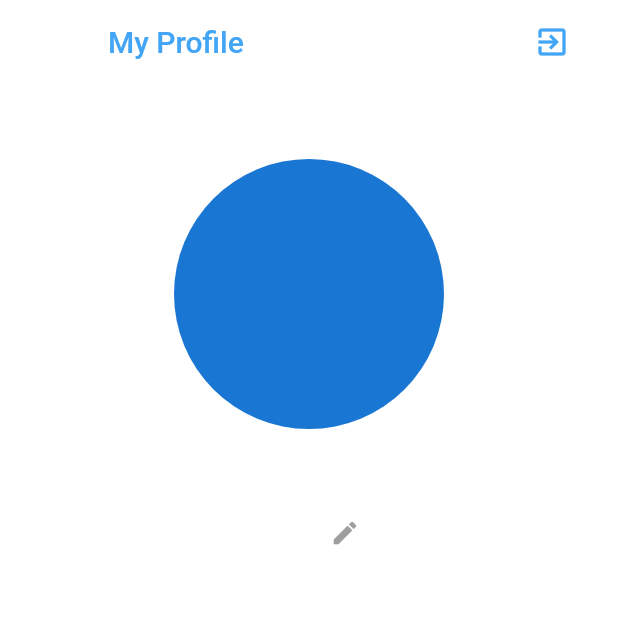
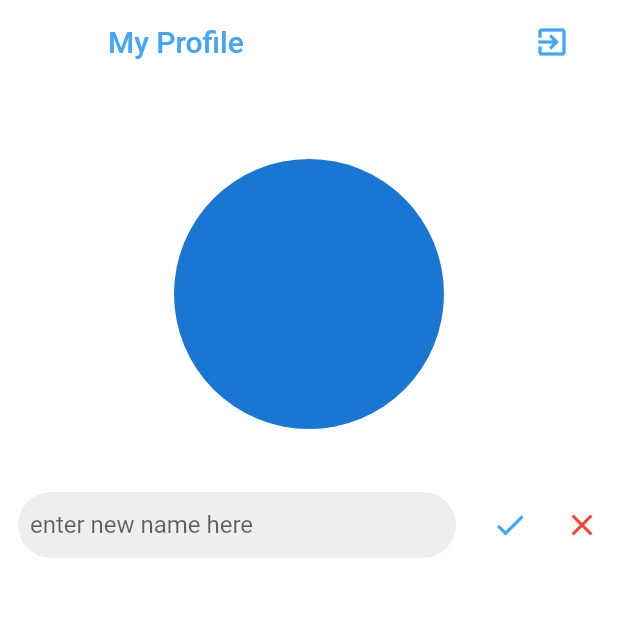
Before and after one commit to Szahu/chat_app, a Flutter app: the ProfileScreen screen opened directly, after a tap on the "edit" icon, on a phone screen of 412 x 824 dp, the top half of it. Run offline on Flutter 3.47's test engine with Material 2 defaults, Android fonts, the phone set to English and light mode, and no system bars; our stand-ins replace cloud_firestore, firebase_auth, flutter_spinkit, fluttericon; accounts and stored records are empty.

Commit message:
Added bunch of stuff

```diff
--- a/lib/screens/home/profile_screen.dart
+++ b/lib/screens/home/profile_screen.dart
@@ -1,8 +1,8 @@
+import 'package:chat_app/Utils/constants.dart';
 import 'package:chat_app/Utils/utils.dart';
 import 'package:chat_app/services/auth_service.dart';
 import 'package:chat_app/services/dataBase_service.dart';
 import 'package:flutter/material.dart';
-import 'package:fluttericon/iconic_icons.dart';
 import 'package:provider/provider.dart';
 
 class ProfileScreen extends StatefulWidget {
@@ -11,6 +11,7 @@ class ProfileScreen extends StatefulWidget {
 }
 
 class _ProfileScreenState extends State<ProfileScreen> {
+  bool _editing = false;
   @override
   Widget build(BuildContext context) {
     final user = Provider.of<User>(context);
@@ -36,6 +37,83 @@ class _ProfileScreenState extends State<ProfileScreen> {
       );
     }
 
+    Widget _buildNameRow(String name) {
+      if (_editing) {
+        String value;
+        return Row(
+          mainAxisAlignment: MainAxisAlignment.center,
+          children: <Widget>[
+            Flexible(
+              child: Padding(
+                padding: EdgeInsets.symmetric(horizontal: 10.0),
+                child: TextField(
+                  decoration: textInputDecoration.copyWith(
+                      hintText: 'enter new name here',
+                      contentPadding: EdgeInsets.only(left: 10.0),
+                      fillColor: Colors.grey[200]),
+                  onChanged: (val) => value = val,
+                ),
+              ),
+            ),
+            IconButton(
+                icon: Icon(
+                  Icons.check,
+                  color: Colors.blue[400],
+                ),
+                onPressed: () {
+                  if (value != null) {
+                    DataBaseService()
+                        .updateUserName(user.uid, name: value.trimRight());
+                    setState(() {
+                      _editing = false;
+                    });
+                  } else {
+                    showDialogBox(context, 'Error',
+                        'Name must have at least one character');
+                  }
+                }),
+            IconButton(
+                icon: Icon(
+                  Icons.close,
+                  color: Colors.red,
+                ),
+                onPressed: () {
+                  setState(() {
+                    _editing = false;
+                  });
+                })
+          ],
+        );
+      } else {
+        return Row(
+          mainAxisAlignment: MainAxisAlignment.center,
+          children: <Widget>[
+            Spacer(),
+            Text(
+              name,
+              style: TextStyle(fontSize: 45.0, color: Colors.blue[400]),
+            ),
+            Expanded(
+              child: Align(
+                alignment: Alignment.bottomLeft,
+                child: IconButton(
+                  icon: Icon(Icons.edit),
+                  color: Colors.grey,
+                  onPressed: () {
+                    setState(() {
+                      _editing = true;
+                    });
+                  },
+                  padding: EdgeInsets.only(top: 5.0),
+                  iconSize: 20.0,
+                ),
+              ),
+            ),
+          ],
+        );
+      }
+    }
+
     return Container(
       child: FutureBuilder(
           future: DataBaseService().getUserData(user.uid),
@@ -56,29 +134,7 @@ class _ProfileScreenState extends State<ProfileScreen> {
                       ),
                     ),
                     SizedBox(height: 40.0),
-                    Row(
-                      mainAxisAlignment: MainAxisAlignment.center,
-                      children: <Widget>[
-                        Spacer(),
-                        Text(
-                          snapshot.data.name,
-                          style: TextStyle(
-                              fontSize: 45.0, color: Colors.blue[400]),
-                        ),
-                        Expanded(
-                          child: Align(
-                            alignment: Alignment.bottomLeft,
-                            child: IconButton(
-                              icon: Icon(Icons.edit),
-                              color: Colors.grey,
-                              onPressed: () {},
-                              padding: EdgeInsets.only(top: 5.0),
-                              iconSize: 20.0,
-                            ),
-                          ),
-                        ),
-                      ],
-                    ),
+                    _buildNameRow(snapshot.data.name),
                   ],
                 ),
               );
--- a/pubspec.yaml
+++ b/pubspec.yaml
@@ -28,6 +28,7 @@ dependencies:
   flutter_spinkit: ^4.1.2+1
   cloud_firestore: ^0.13.7
   fluttericon: ^1.0.7
+
 
 
   # The following adds the Cupertino Icons font to your application.
```
Also changed, not shown: lib/screens/home.dart (+4 -7 lines), lib/screens/home/browse_conversations_screen.dart (+81 -2 lines), lib/screens/home/conversation_screen.dart (added, +150 -0 lines), lib/services/dataBase_service.dart (+54 -11 lines), 2 other files.
